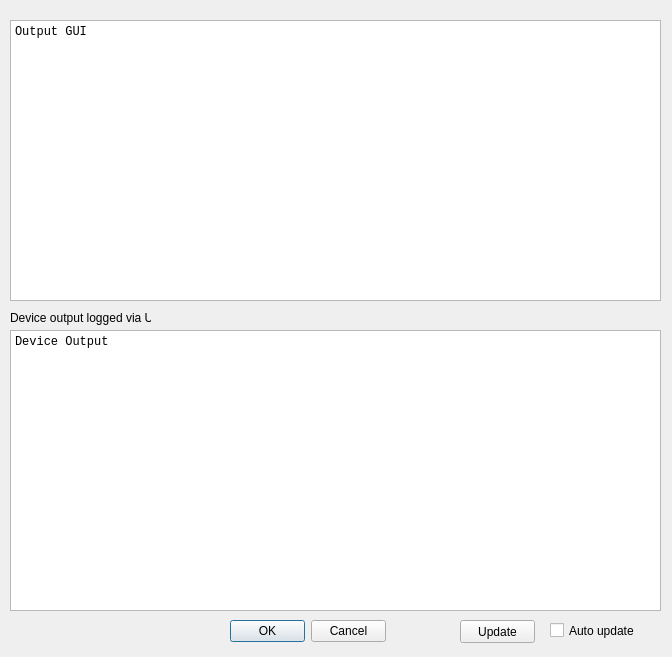
Nitrokey/nitrokey-app, file src/ui/stick20debugdialog.ui: the form before one commit.
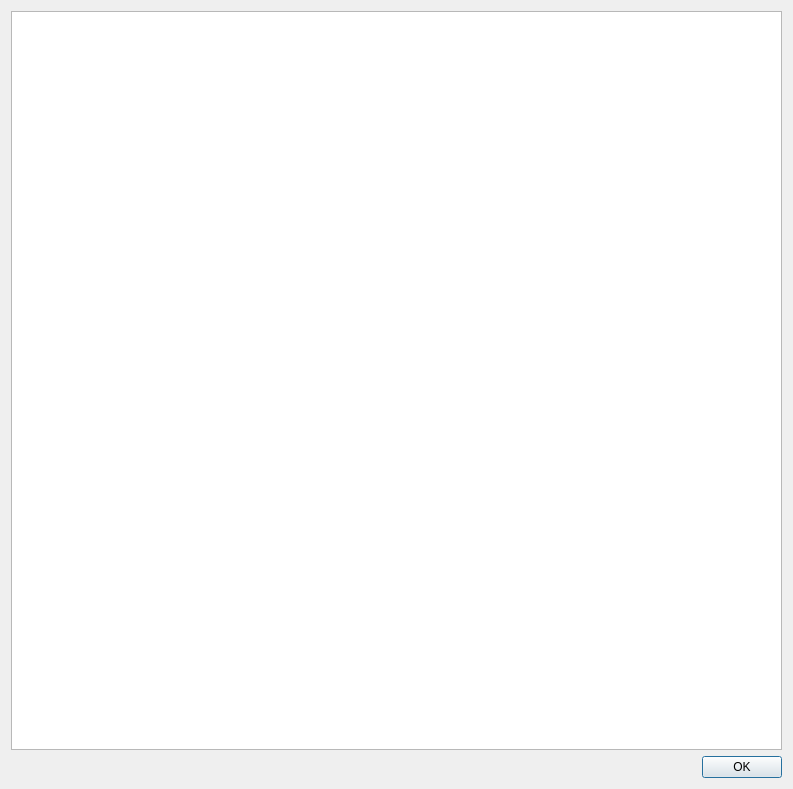
The form after the commit. Icons and pictures are not drawn.

Commit message:
Update Debug window
Update form
Remove unused Debug dialog code

Diff of the .ui file:
```diff
--- a/src/ui/stick20debugdialog.ui
+++ b/src/ui/stick20debugdialog.ui
@@ -6,8 +6,8 @@
    <rect>
     <x>0</x>
     <y>0</y>
-    <width>672</width>
-    <height>657</height>
+    <width>793</width>
+    <height>789</height>
    </rect>
   </property>
   <property name="windowTitle">
@@ -17,15 +17,11 @@
    <iconset resource="../resources.qrc">
     <normaloff>:/images/CS_icon.png</normaloff>:/images/CS_icon.png</iconset>
   </property>
+  <layout class="QVBoxLayout" name="verticalLayout_2">
+   <item>
+    <layout class="QVBoxLayout" name="verticalLayout">
+     <item>
   <widget class="QPlainTextEdit" name="TextGUI">
-   <property name="geometry">
-    <rect>
-     <x>10</x>
-     <y>20</y>
-     <width>651</width>
-     <height>281</height>
-    </rect>
-   </property>
    <property name="font">
     <font>
      <family>Courier New</family>
@@ -38,101 +34,26 @@
     <bool>true</bool>
    </property>
    <property name="plainText">
-    <string>Output GUI</string>
-   </property>
-  </widget>
-  <widget class="QPushButton" name="pushButton">
-   <property name="geometry">
-    <rect>
-     <x>460</x>
-     <y>620</y>
-     <width>75</width>
-     <height>23</height>
-    </rect>
-   </property>
-   <property name="text">
-    <string>Update</string>
-   </property>
-  </widget>
-  <widget class="QLabel" name="label">
-   <property name="geometry">
-    <rect>
-     <x>20</x>
-     <y>620</y>
-     <width>201</width>
-     <height>21</height>
-    </rect>
-   </property>
-   <property name="text">
     <string/>
    </property>
-  </widget>
-  <widget class="QCheckBox" name="checkBox">
-   <property name="geometry">
-    <rect>
-     <x>550</x>
-     <y>620</y>
-     <width>111</width>
-     <height>21</height>
-    </rect>
-   </property>
-   <property name="text">
-    <string>Auto update</string>
-   </property>
-  </widget>
+       <property name="placeholderText">
+        <string>Debug log</string>
+       </property>
+      </widget>
+     </item>
+     <item>
   <widget class="QDialogButtonBox" name="buttonBox">
-   <property name="geometry">
-    <rect>
-     <x>230</x>
-     <y>620</y>
-     <width>156</width>
-     <height>23</height>
-    </rect>
-   </property>
    <property name="orientation">
     <enum>Qt::Horizontal</enum>
    </property>
    <property name="standardButtons">
-    <set>QDialogButtonBox::Cancel|QDialogButtonBox::Ok</set>
-   </property>
-  </widget>
-  <widget class="QPlainTextEdit" name="TextStick">
-   <property name="geometry">
-    <rect>
-     <x>10</x>
-     <y>330</y>
-     <width>651</width>
-     <height>281</height>
-    </rect>
-   </property>
-   <property name="font">
-    <font>
-     <family>Courier New</family>
-    </font>
-   </property>
-   <property name="lineWrapMode">
-    <enum>QPlainTextEdit::NoWrap</enum>
-   </property>
-   <property name="readOnly">
-    <bool>true</bool>
-   </property>
-   <property name="plainText">
-    <string>Device Output</string>
-   </property>
-  </widget>
-  <widget class="QLabel" name="label_OutputStick">
-   <property name="geometry">
-    <rect>
-     <x>10</x>
-     <y>310</y>
-     <width>141</width>
-     <height>16</height>
-    </rect>
-   </property>
-   <property name="text">
-    <string>Device output logged via USB</string>
-   </property>
-  </widget>
+        <set>QDialogButtonBox::Ok</set>
+       </property>
+      </widget>
+     </item>
+    </layout>
+   </item>
+  </layout>
  </widget>
  <resources>
   <include location="../resources.qrc"/>
```
Left out of the diff: 6 changed lines with no effect on the pictures. Lines whose indentation alone changed are shown as unchanged. The commit also changes 2 other files.
